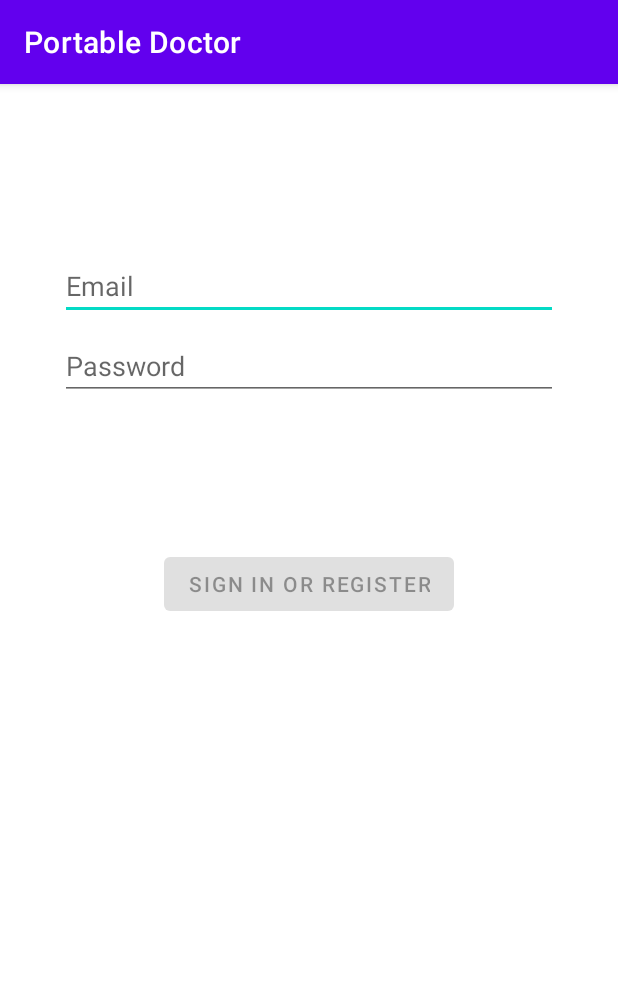
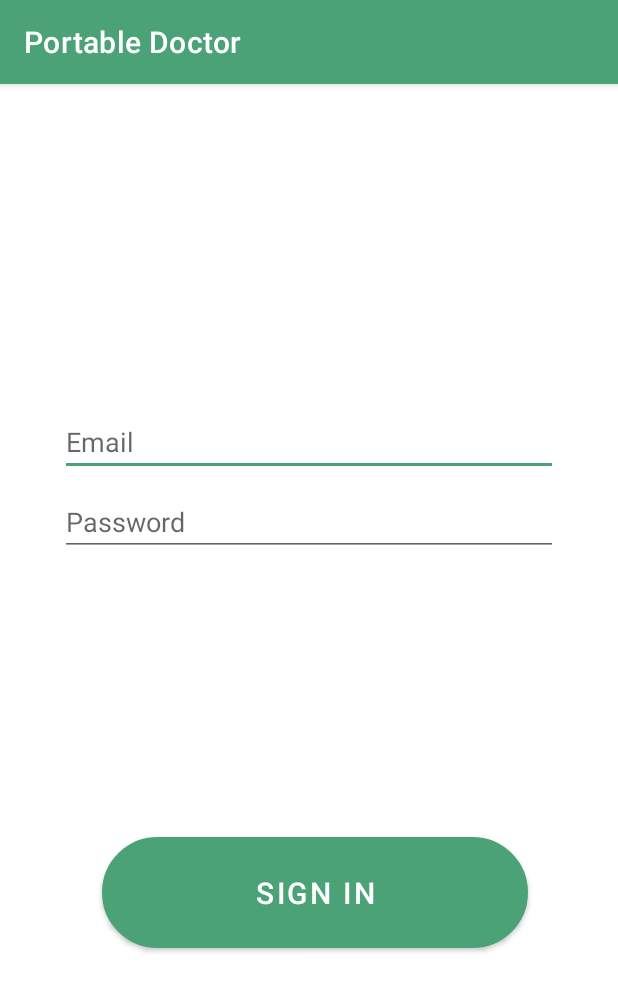
Before and after one commit to josephcaviglia/PortableDoctorApp, an Android app: the screen it shows after launch (LoginActivity), on a phone screen of 412 x 824 dp. Shown: the top 991 px of the screen. Run offline under Robolectric (Android 15) with nearby library versions, the phone set to English and light mode, and no system bars.

Commit message:
Button fixed

```diff
--- /dev/null
+++ b/app/src/main/res/drawable/button_states.xml
@@ -0,0 +1,25 @@
+<?xml version="1.0" encoding="utf-8"?>
+<selector xmlns:android="http://schemas.android.com/apk/res/android">
+    <item android:state_pressed="false">
+        <shape android:layout_width="wrap_content" android:shape="rectangle">
+            <corners android:radius="1000dp" />
+            <solid android:color="#41ba7a" />
+            <stroke android:width="2dip" android:color="#03ae3c" />
+            <padding android:bottom="4dp" android:left="4dp" android:right="4dp" android:top="4dp" />
+        </shape>
+    </item>
+    <item android:state_pressed="true">
+        <shape android:shape="rectangle">
+            <corners android:radius="1000dp" />
+            <solid android:color="#3AA76D" />
+            <stroke
+                android:width="2dip"
+                android:color="#03ae3c" />
+            <padding
+                android:bottom="4dp"
+                android:left="4dp"
+                android:right="4dp"
+                android:top="4dp" />
+        </shape>
+    </item>
+</selector>
--- a/app/src/main/res/layout/activity_login.xml
+++ b/app/src/main/res/layout/activity_login.xml
@@ -9,14 +9,15 @@
     android:paddingTop="@dimen/activity_vertical_margin"
     android:paddingRight="@dimen/activity_horizontal_margin"
     android:paddingBottom="@dimen/activity_vertical_margin"
-    tools:context=".ui.login.LoginActivity">
+    tools:context=".ui.login.LoginActivity"
+    tools:ignore="ExtraText">
 
     <EditText
         android:id="@+id/username"
         android:layout_width="0dp"
         android:layout_height="wrap_content"
         android:layout_marginStart="24dp"
-        android:layout_marginTop="96dp"
+        android:layout_marginTop="200dp"
         android:layout_marginEnd="24dp"
         android:autofillHints="@string/prompt_email"
         android:hint="@string/prompt_email"
@@ -45,20 +46,15 @@
 
     <Button
         android:id="@+id/login"
-        android:layout_width="wrap_content"
-        android:layout_height="wrap_content"
-        android:layout_gravity="start"
-        android:layout_marginStart="48dp"
-        android:layout_marginTop="16dp"
-        android:layout_marginEnd="48dp"
-        android:layout_marginBottom="64dp"
-        android:enabled="false"
-        android:text="@string/action_sign_in"
+        android:layout_width="284dp"
+        android:layout_height="74dp"
+        android:layout_marginStart="52dp"
+        android:layout_marginBottom="176dp"
+        android:background="@drawable/button_states"
+        android:text="@string/action_sign_in_short"
+        android:textSize="20dp"
         app:layout_constraintBottom_toBottomOf="parent"
-        app:layout_constraintEnd_toEndOf="parent"
-        app:layout_constraintStart_toStartOf="parent"
-        app:layout_constraintTop_toBottomOf="@+id/password"
-        app:layout_constraintVertical_bias="0.2" />
+        app:layout_constraintStart_toStartOf="parent" />
 
     <ProgressBar
         android:id="@+id/loading"
--- a/app/src/main/res/values/colors.xml
+++ b/app/src/main/res/values/colors.xml
@@ -1,10 +1,10 @@
 <?xml version="1.0" encoding="utf-8"?>
 <resources>
-    <color name="purple_200">#3D2759</color>
-    <color name="purple_500">#FF6200EE</color>
-    <color name="purple_700">#FF3700B3</color>
-    <color name="teal_200">#FF03DAC5</color>
-    <color name="teal_700">#FF018786</color>
+    <color name="purple_200">#4AA276</color>
+    <color name="purple_500">#4AA276</color>
+    <color name="purple_700">#4AA276</color>
+    <color name="teal_200">#4AA276</color>
+    <color name="teal_700">#4AA276</color>
     <color name="black">#FF000000</color>
     <color name="white">#FFFFFFFF</color>
 </resources>
```
Also changed, not shown: 1 other file.
